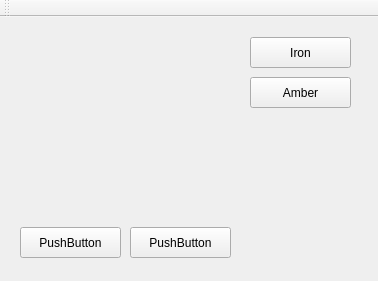
First picture: the form in mainwindow.ui, repository wpsteak/QT_Practice, before the edit.
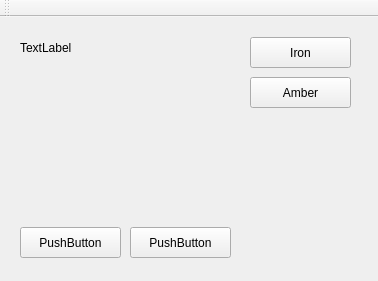
Second picture: the form after the edit.

Commit message: now can display the max temp label on the screen

```diff
--- a/mainwindow.ui
+++ b/mainwindow.ui
@@ -40,19 +40,6 @@
      <string>Iron</string>
     </property>
    </widget>
-   <widget class="QLabel" name="imageLabel">
-    <property name="geometry">
-     <rect>
-      <x>20</x>
-      <y>20</y>
-      <width>206</width>
-      <height>156</height>
-     </rect>
-    </property>
-    <property name="text">
-     <string/>
-    </property>
-   </widget>
    <widget class="QPushButton" name="pushButton_3">
     <property name="geometry">
      <rect>
@@ -79,6 +66,42 @@
      <string>PushButton</string>
     </property>
    </widget>
+   <widget class="QWidget" name="widget" native="true">
+    <property name="geometry">
+     <rect>
+      <x>20</x>
+      <y>20</y>
+      <width>206</width>
+      <height>156</height>
+     </rect>
+    </property>
+    <widget class="QLabel" name="imageLabel">
+     <property name="geometry">
+      <rect>
+       <x>0</x>
+       <y>0</y>
+       <width>206</width>
+       <height>156</height>
+      </rect>
+     </property>
+     <property name="text">
+      <string/>
+     </property>
+    </widget>
+    <widget class="QLabel" name="tempLabel">
+     <property name="geometry">
+      <rect>
+       <x>0</x>
+       <y>0</y>
+       <width>68</width>
+       <height>21</height>
+      </rect>
+     </property>
+     <property name="text">
+      <string>TextLabel</string>
+     </property>
+    </widget>
+   </widget>
   </widget>
   <widget class="QToolBar" name="mainToolBar">
    <property name="windowTitle">
```
The commit also changes 3 other files.
